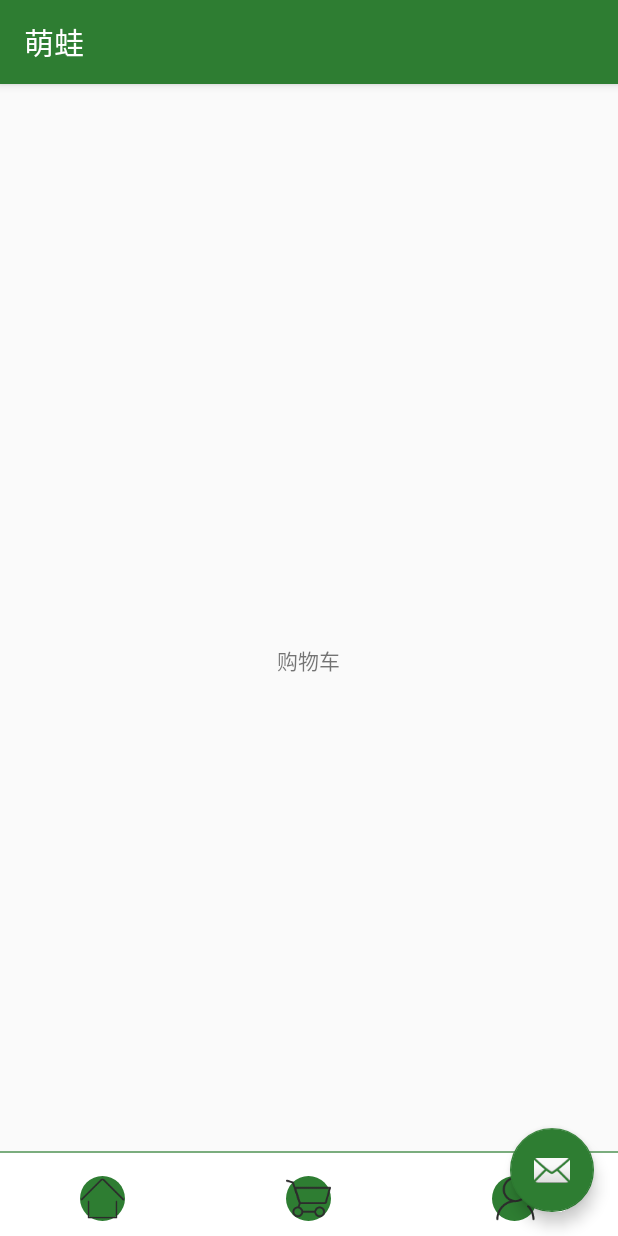
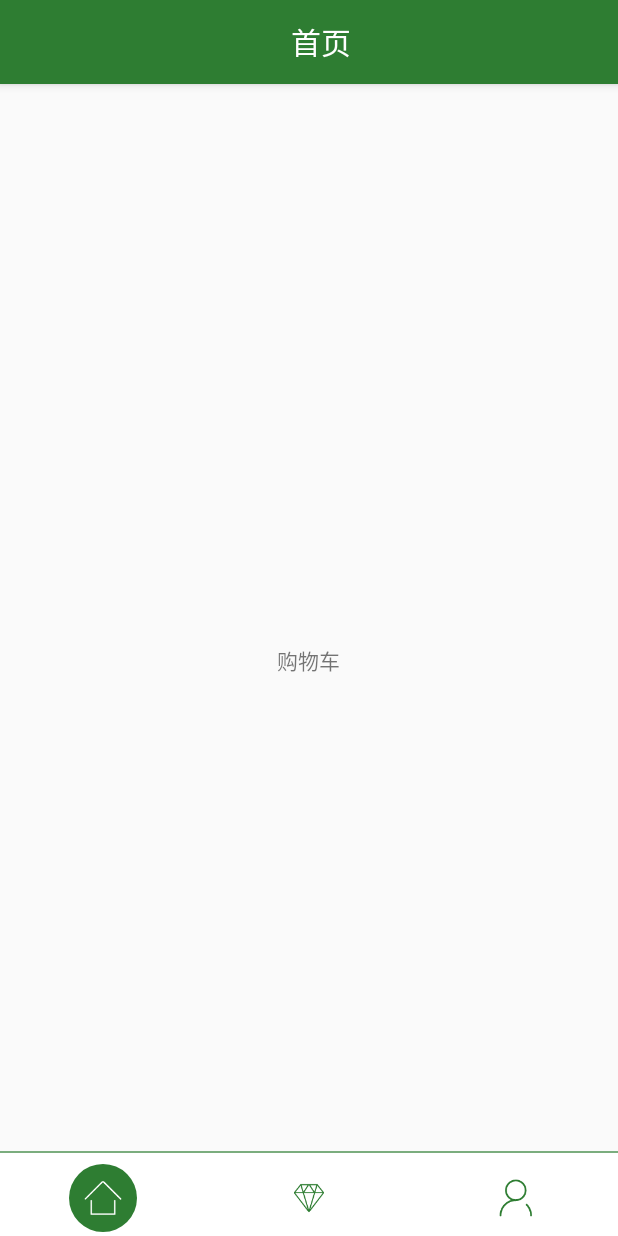
Before and after one commit to fei11111/FirstProject, an Android app: the screen it shows after launch (MainActivity), after a tap on an icon or button, on a phone screen of 412 x 824 dp. Run offline under Robolectric (Android 15) with nearby library versions, the phone set to English and light mode, and no system bars; our stand-ins replace ButterKnife, EventBus; pictures from the network do not load; 1 other tap on this screen came first.

Commit message:
2017-8-4

```diff
--- a/app/src/main/java/com/fei/firstproject/activity/MainActivity.java
+++ b/app/src/main/java/com/fei/firstproject/activity/MainActivity.java
@@ -2,16 +2,15 @@ package com.fei.firstproject.activity;
 
 import android.Manifest;
 import android.os.Bundle;
-import android.support.design.widget.FloatingActionButton;
 import android.support.v4.app.Fragment;
 import android.support.v4.view.ViewPager;
 import android.support.v7.widget.Toolbar;
 import android.view.View;
 import android.widget.LinearLayout;
+import android.widget.TextView;
 
 import com.fei.firstproject.R;
 import com.fei.firstproject.adapter.FragmentAdapter;
-import com.fei.firstproject.dialog.CustomeProgressDialog;
 import com.fei.firstproject.fragment.MainFragment;
 import com.fei.firstproject.fragment.MeFragment;
 import com.fei.firstproject.fragment.ShoppingCartFragment;
@@ -28,8 +27,8 @@ public class MainActivity extends BaseActivity {
 
     @BindView(R.id.toolbar)
     Toolbar toolbar;
-    @BindView(R.id.fab)
-    FloatingActionButton fab;
+    @BindView(R.id.tv_title)
+    TextView tv_title;
     @BindView(R.id.vp_main)
     ViewPager vpMain;
     @BindView(R.id.ll_bottom_main)
@@ -83,24 +82,21 @@ public class MainActivity extends BaseActivity {
         llBottomMain.setSelected(true);
     }
 
-    @OnClick(R.id.fab)
-    void login(View view) {
-        CustomeProgressDialog dialog = new CustomeProgressDialog(this);
-        dialog.show();
-    }
-
     @OnPageChange(value = R.id.vp_main, callback = OnPageChange.Callback.PAGE_SELECTED)
     void pageChange(int select) {
         resetAllState();
         switch (select) {
             case 0:
                 llBottomMain.setSelected(true);
+                tv_title.setText(getString(R.string.main));
                 break;
             case 1:
                 llBottomShoppingCart.setSelected(true);
+                tv_title.setText(getString(R.string.make));
                 break;
             case 2:
                 llBottomMe.setSelected(true);
+                tv_title.setText(getString(R.string.me));
                 break;
         }
     }
--- a/app/src/main/res/drawable/selector_bg.xml
+++ b/app/src/main/res/drawable/selector_bg.xml
@@ -1,5 +1,5 @@
 <?xml version="1.0" encoding="utf-8"?>
 <selector xmlns:android="http://schemas.android.com/apk/res/android">
-    <item android:drawable="@drawable/shape_bg_pressed" android:state_pressed="true"></item>
+    <item android:drawable="@drawable/shape_bg_selected" android:state_selected="true"></item>
     <item android:drawable="@drawable/shape_bg_normal"></item>
 </selector>
--- a/app/src/main/res/drawable/selector_main.xml
+++ b/app/src/main/res/drawable/selector_main.xml
@@ -1,5 +1,5 @@
 <?xml version="1.0" encoding="utf-8"?>
 <selector xmlns:android="http://schemas.android.com/apk/res/android">
-    <item android:drawable="@drawable/ic_home_normal" android:state_selected="true"></item>
-    <item android:drawable="@drawable/ic_home_selected"></item>
+    <item android:drawable="@drawable/ic_home_selected" android:state_selected="true"></item>
+    <item android:drawable="@drawable/ic_home_normal"></item>
 </selector>
--- /dev/null
+++ b/app/src/main/res/drawable/selector_make.xml
@@ -0,0 +1,5 @@
+<?xml version="1.0" encoding="utf-8"?>
+<selector xmlns:android="http://schemas.android.com/apk/res/android">
+    <item android:drawable="@drawable/ic_make_selected" android:state_selected="true"></item>
+    <item android:drawable="@drawable/ic_make_normal"/>
+</selector>
--- a/app/src/main/res/drawable/selector_shopping_cart.xml
+++ /dev/null
@@ -1,5 +0,0 @@
-<?xml version="1.0" encoding="utf-8"?>
-<selector xmlns:android="http://schemas.android.com/apk/res/android">
-    <item android:drawable="@drawable/ic_shoppingcar_selected" android:state_selected="true"></item>
-    <item android:drawable="@drawable/ic_shoppingcar_normal"/>
-</selector>
--- a/app/src/main/res/drawable/shape_bg_normal.xml
+++ b/app/src/main/res/drawable/shape_bg_normal.xml
@@ -1,4 +1,4 @@
 <?xml version="1.0" encoding="utf-8"?>
 <shape xmlns:android="http://schemas.android.com/apk/res/android" android:shape="oval">
-    <solid android:color="@color/colorAccent"/>
+    <solid android:color="@color/colorWhite"/>
 </shape>
--- a/app/src/main/res/drawable/shape_bg_pressed.xml
+++ /dev/null
@@ -1,4 +0,0 @@
-<?xml version="1.0" encoding="utf-8"?>
-<shape xmlns:android="http://schemas.android.com/apk/res/android">
-    <solid android:color="@color/colorWhite"/>
-</shape>
--- /dev/null
+++ b/app/src/main/res/drawable/shape_bg_selected.xml
@@ -0,0 +1,8 @@
+<?xml version="1.0" encoding="utf-8"?>
+<shape xmlns:android="http://schemas.android.com/apk/res/android" android:shape="oval">
+    <solid android:color="@color/colorAccent"/>
+    <padding android:left="@dimen/size_10"
+        android:right="@dimen/size_10"
+        android:top="@dimen/size_10"
+        android:bottom="@dimen/size_10"/>
+</shape>
--- a/app/src/main/res/layout/activity_main.xml
+++ b/app/src/main/res/layout/activity_main.xml
@@ -16,18 +16,20 @@
             android:layout_width="match_parent"
             android:layout_height="?attr/actionBarSize"
             android:background="?attr/colorPrimary"
-            app:popupTheme="@style/AppTheme.PopupOverlay" />
+            app:popupTheme="@style/AppTheme.PopupOverlay">
+
+            <TextView
+                android:id="@+id/tv_title"
+                android:layout_width="match_parent"
+                android:layout_height="match_parent"
+                android:gravity="center"
+                android:textColor="@color/colorWhite"
+                android:textSize="@dimen/tx_20"
+                android:text="@string/main"/>
+        </android.support.v7.widget.Toolbar>
 
     </android.support.design.widget.AppBarLayout>
 
     <include layout="@layout/content_main" />
 
-    <android.support.design.widget.FloatingActionButton
-        android:id="@+id/fab"
-        android:layout_width="wrap_content"
-        android:layout_height="wrap_content"
-        android:layout_gravity="bottom|end"
-        android:layout_margin="@dimen/fab_margin"
-        app:srcCompat="@android:drawable/ic_dialog_email" />
-
 </android.support.design.widget.CoordinatorLayout>
--- a/app/src/main/res/layout/app_bottom_main.xml
+++ b/app/src/main/res/layout/app_bottom_main.xml
@@ -30,8 +30,8 @@
                 android:orientation="vertical">
 
                 <ImageView
-                    android:layout_width="@dimen/size_30"
-                    android:layout_height="@dimen/size_30"
+                    android:layout_width="@dimen/size_45"
+                    android:layout_height="@dimen/size_45"
                     android:src="@drawable/selector_main"
                     android:background="@drawable/selector_bg"/>
 
@@ -46,9 +46,9 @@
                 android:orientation="vertical">
 
                 <ImageView
-                    android:layout_width="@dimen/size_30"
-                    android:layout_height="@dimen/size_30"
-                    android:src="@drawable/selector_shopping_cart"
+                    android:layout_width="@dimen/size_45"
+                    android:layout_height="@dimen/size_45"
+                    android:src="@drawable/selector_make"
                     android:background="@drawable/selector_bg"/>
 
             </LinearLayout>
@@ -62,8 +62,8 @@
                 android:orientation="vertical">
 
                 <ImageView
-                    android:layout_width="@dimen/size_30"
-                    android:layout_height="@dimen/size_30"
+                    android:layout_width="@dimen/size_45"
+                    android:layout_height="@dimen/size_45"
                     android:src="@drawable/selector_me"
                     android:background="@drawable/selector_bg"/>
 
--- a/app/src/main/res/values/dimens.xml
+++ b/app/src/main/res/values/dimens.xml
@@ -10,6 +10,7 @@
     <dimen name="tx_14">14sp</dimen>
     <dimen name="tx_15">15sp</dimen>
     <dimen name="tx_16">16sp</dimen>
+    <dimen name="tx_20">20sp</dimen>
     <dimen name="size_150">150dp</dimen>
     <dimen name="size_120">120dp</dimen>
     <dimen name="size_65">65dp</dimen>
--- a/app/src/main/res/values/strings.xml
+++ b/app/src/main/res/values/strings.xml
@@ -27,6 +27,7 @@
     <string name="register">注册</string>
     <string name="other_login">其他登录方式</string>
     <string name="main">首页</string>
+    <string name="make">定制</string>
     <string name="shoppingCart">购物车</string>
     <string name="me">我的</string>
     <string name="my_message">我的消息</string>
```
Also changed, not shown: app/src/main/res/drawable-hdpi/ic_home_normal.png, app/src/main/res/drawable-hdpi/ic_home_selected.png, app/src/main/res/drawable-hdpi/ic_make_normal.png (added), app/src/main/res/drawable-hdpi/ic_make_selected.png (added), app/src/main/res/drawable-hdpi/ic_me_normal.png, app/src/main/res/drawable-hdpi/ic_me_selected.png, app/src/main/res/drawable-hdpi/ic_shoppingcar_normal.png (deleted), app/src/main/res/drawable-hdpi/ic_shoppingcar_selected.png (deleted).
